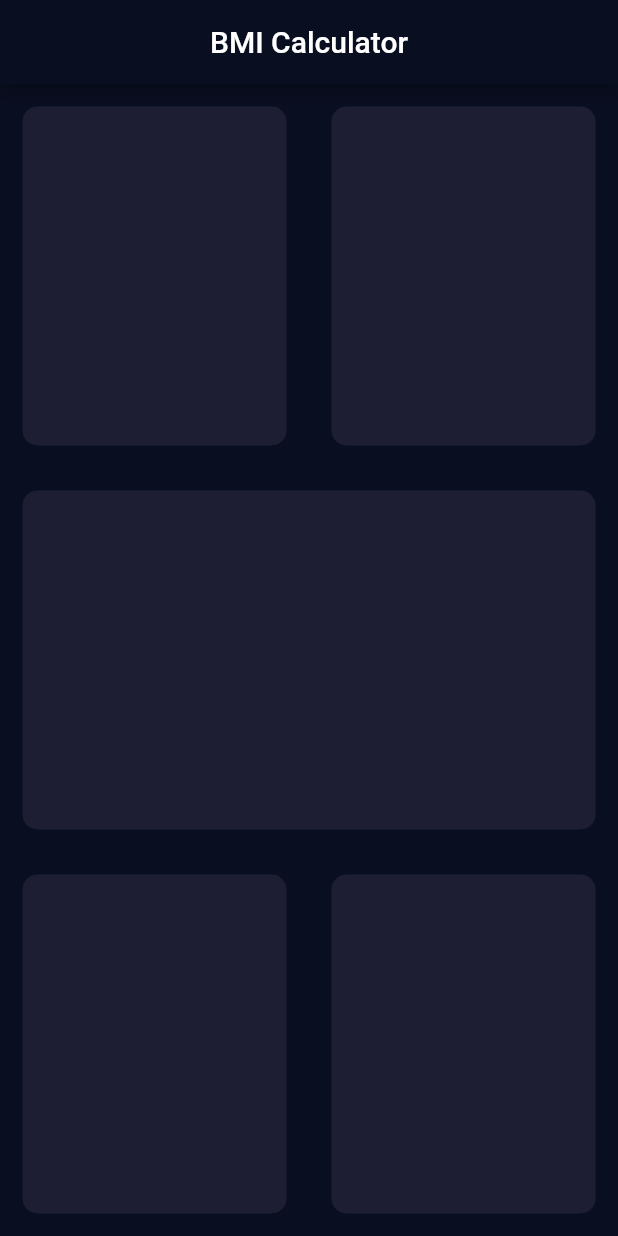
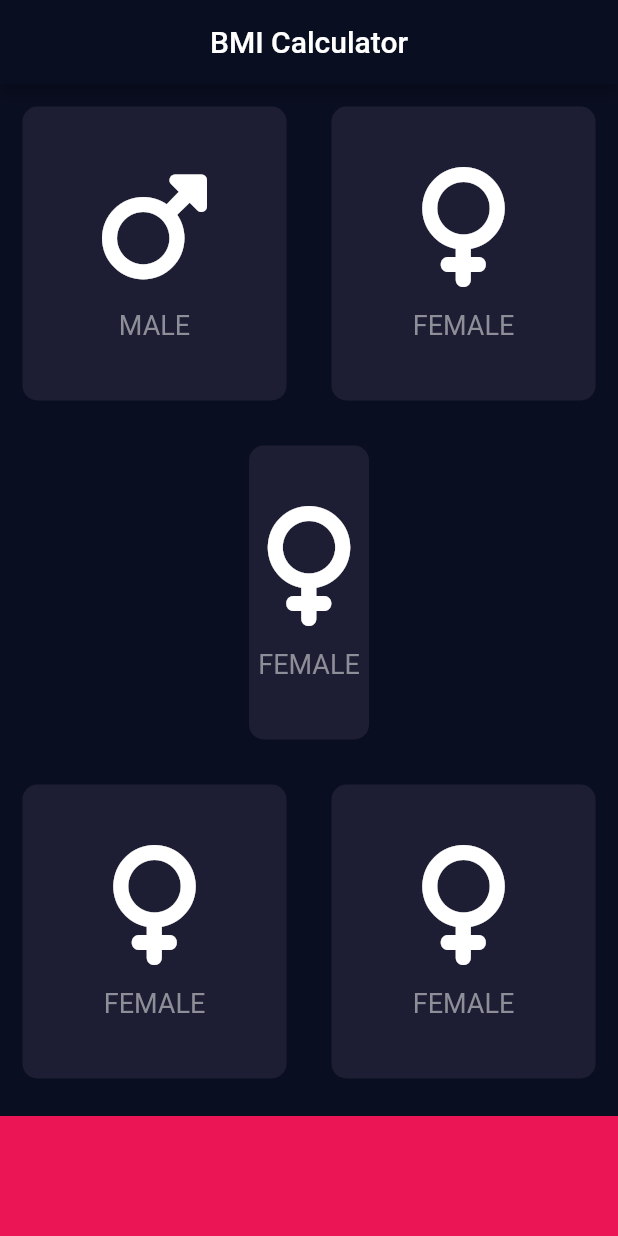
Before and after one commit to sakshigangwani/BMICalculator_App, a Flutter app: the screen it shows after launch, on a phone screen of 412 x 824 dp. Run offline on Flutter 3.47's test engine with Material 2 defaults, Android fonts, the phone set to English and light mode, and no system bars; our stand-ins replace font_awesome_flutter.

Commit message:
📝 Progressed

```diff
--- /dev/null
+++ b/bmi_calculator/lib/ResuableCard.dart
@@ -0,0 +1,17 @@
+import 'package:flutter/material.dart';
+class ResuableCard extends StatelessWidget {
+  ResuableCard(this.colour, this.CardChild);
+  final Color colour;
+  final Widget CardChild;
+  @override
+  Widget build(BuildContext context) {
+    return Container(
+      child: CardChild,
+      decoration: BoxDecoration(
+        borderRadius: BorderRadius.circular(10.0),
+        color: colour,
+      ),
+      margin: const EdgeInsets.all(15.0),
+    );
+  }
+}
--- a/bmi_calculator/lib/input_page.dart
+++ b/bmi_calculator/lib/input_page.dart
@@ -1,4 +1,10 @@
 import 'package:flutter/material.dart';
+import 'package:font_awesome_flutter/font_awesome_flutter.dart';
+import 'inputstyle.dart';
+import 'ResuableCard.dart';
+const bottomContainerHeight = 80.0;
+const activeCardColor = Color(0xFF1D1E33);
+const bottomContainerColor = Color(0xFFEB1555);
 
 class InputPage extends StatefulWidget {
   const InputPage({super.key});
@@ -20,36 +26,42 @@ class _InputPageState extends State<InputPage> {
           Expanded(
             child: Row(
               children: [
-                Expanded(child: ResuableCard(Color(0xFF1D1E33))),
-                Expanded(child: ResuableCard(Color(0xFF1D1E33))),
+                Expanded(
+                  child: ResuableCard(
+                    activeCardColor,
+                    Style(FontAwesomeIcons.mars, 'MALE'),
+                  ),
+                ),
+                Expanded(
+                    child: ResuableCard(activeCardColor,
+                        Style(FontAwesomeIcons.venus, 'FEMALE'))),
               ],
             ),
           ),
-          Expanded(child: ResuableCard(Color(0xFF1D1E33))),
+          Expanded(
+              child: ResuableCard(
+            activeCardColor,
+            Style(FontAwesomeIcons.venus, 'FEMALE'),
+          )),
           Expanded(
               child: Row(
             children: [
-              Expanded(child: ResuableCard(Color(0xFF1D1E33))),
-              Expanded(child: ResuableCard(Color(0xFF1D1E33))),
+              Expanded(
+                  child: ResuableCard(activeCardColor,
+                      Style(FontAwesomeIcons.venus, 'FEMALE'))),
+              Expanded(
+                  child: ResuableCard(activeCardColor,
+                      Style(FontAwesomeIcons.venus, 'FEMALE'))),
             ],
-          ))
+          )),
+          Container(
+            color: bottomContainerColor,
+            margin: const EdgeInsets.only(top: 10.0),
+            width: double.infinity,
+            height: 80.0,
+          ),
         ],
       ),
     );
   }
 }
-
-class ResuableCard extends StatelessWidget {
-  ResuableCard(this.colour);
-  final Color colour;
-  @override
-  Widget build(BuildContext context) {
-    return Container(
-      decoration: BoxDecoration(
-        borderRadius: BorderRadius.circular(10.0),
-        color: colour,
-      ),
-      margin: const EdgeInsets.all(15.0),
-    );
-  }
-}
--- /dev/null
+++ b/bmi_calculator/lib/inputstyle.dart
@@ -0,0 +1,27 @@
+import 'package:flutter/material.dart';
+class Style extends StatelessWidget {
+  Style(this.icon, this.Label);
+  final IconData icon;
+  final String Label;
+
+  @override
+  Widget build(BuildContext context) {
+    return Column(
+      mainAxisAlignment: MainAxisAlignment.center,
+      children: [
+        Icon(
+          icon,
+          size: 80.0,
+          color: Colors.white,
+        ),
+        SizedBox(
+          height: 15.0,
+        ),
+        Text(
+          Label,
+          style: TextStyle(fontSize: 18.0, color: Color(0xFF8D8E98)),
+        )
+      ],
+    );
+  }
+}
--- a/bmi_calculator/pubspec.yaml
+++ b/bmi_calculator/pubspec.yaml
@@ -35,6 +35,7 @@ dependencies:
   # The following adds the Cupertino Icons font to your application.
   # Use with the CupertinoIcons class for iOS style icons.
   cupertino_icons: ^1.0.2
+  font_awesome_flutter: ^10.5.0
 
 dev_dependencies:
   flutter_test:
```
Also changed, not shown: bmi_calculator/pubspec.lock.
